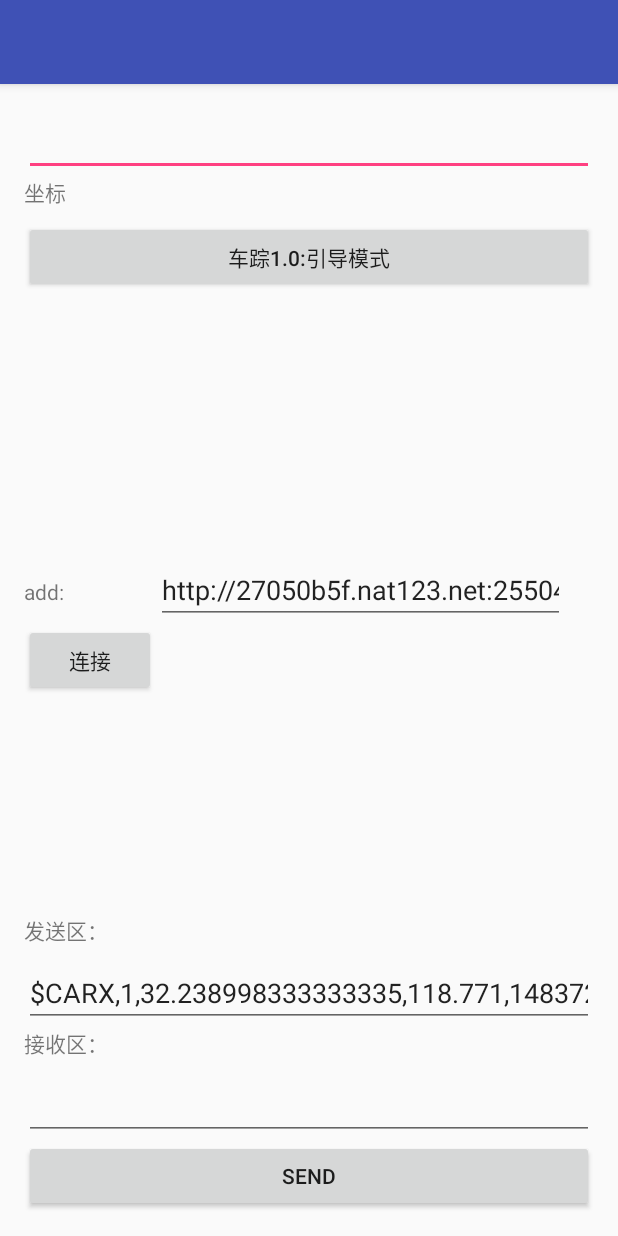
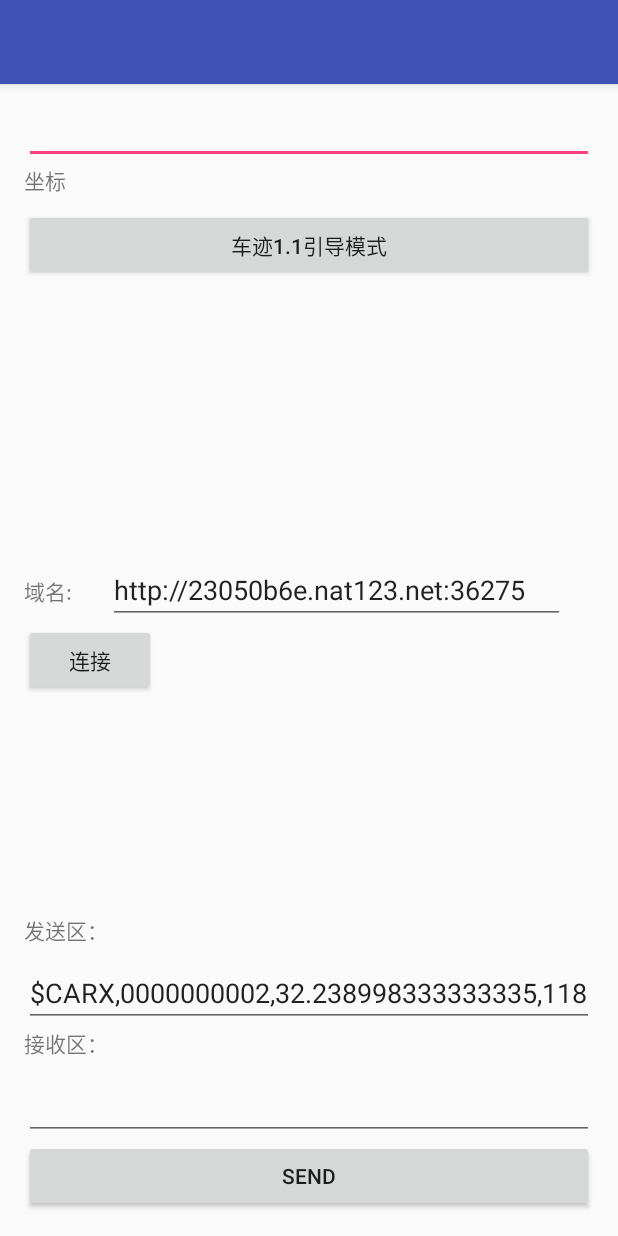
Before and after one commit to napalm-cool/MyApplication5, an Android app: the screen it shows after launch (MainActivity), after a tap on "连接", on a phone screen of 412 x 824 dp. Run offline under Robolectric (Android 15) with nearby library versions, the light colour scheme and no system bars; pictures from the network do not load; 4 statements that could not run were skipped.

Commit message:
可能接地图

```diff
--- a/app/build.gradle
+++ b/app/build.gradle
@@ -27,4 +27,5 @@ dependencies {
     compile 'com.android.support:appcompat-v7:24.2.1'
     compile 'com.android.support:design:24.2.1'
     testCompile 'junit:junit:4.12'
+    compile 'com.google.android.gms:play-services-appindexing:8.4.0'
 }
--- a/app/src/main/java/com/example/ycn/myapplication/MainActivity.java
+++ b/app/src/main/java/com/example/ycn/myapplication/MainActivity.java
@@ -11,6 +11,7 @@ import android.location.LocationManager;
 import android.location.LocationProvider;
 import android.media.AudioManager;
 import android.media.SoundPool;
+import android.net.Uri;
 import android.os.Bundle;
 import android.os.Handler;
 import android.os.Looper;
@@ -26,14 +27,25 @@ import android.widget.EditText;
 import android.widget.TextView;
 import android.widget.Toast;
 
+import com.google.android.gms.appindexing.Action;
+import com.google.android.gms.appindexing.AppIndex;
+import com.google.android.gms.appindexing.Thing;
+import com.google.android.gms.common.api.GoogleApiClient;
+
 import java.util.Iterator;
 
 public class MainActivity extends AppCompatActivity {
 
+    /**
+     * ATTENTION: This was auto-generated to implement the App Indexing API.
+     * See https://g.co/AppIndexing/AndroidStudio for more information.
+     */
+    private GoogleApiClient client;
+
     @Override
     protected void onCreate(Bundle savedInstanceState) {
-        super.onCreate(savedInstanceState);
-        setContentView(R.layout.activity_main);
+        super.onCreate(savedInstanceState);//调用父创建类
+        setContentView(R.layout.activity_main);//当前视为主视图
         Toolbar toolbar = (Toolbar) findViewById(R.id.toolbar);
         setSupportActionBar(toolbar);
 
@@ -78,6 +90,9 @@ public class MainActivity extends AppCompatActivity {
         // 注意：此处更新准确度非常低，推荐在service里面启动一个Thread，在run中sleep(10000);然后执行handler.sendMessage(),更新位置
         lm.requestLocationUpdates(LocationManager.GPS_PROVIDER, 1000, 1, locationListener);
         ////////////////////////////////////////////////////////////////////////////////////////
+        // ATTENTION: This was auto-generated to implement the App Indexing API.
+        // See https://g.co/AppIndexing/AndroidStudio for more information.
+        client = new GoogleApiClient.Builder(this).addApi(AppIndex.API).build();
     }
 
     @Override
@@ -191,9 +206,12 @@ public class MainActivity extends AppCompatActivity {
                     Log.i(TAG, "定位结束");
                     break;
             }
+        }
+
+        ;
     };
-    };
-    public String  gpssend;
+    public String gpssend;
+
     //实时更新文本内容
     private void updateView(Location location) {
         if (location != null) {
@@ -202,9 +220,9 @@ public class MainActivity extends AppCompatActivity {
             editText.append("\n纬度：");
             editText.append(String.valueOf(location.getLatitude()));*/
             //send $CARXX,主机号，主机时间，经度，纬度
-            gpssend = "$CARX,1,"+String.valueOf(location.getLatitude())+","+String.valueOf(location.getLongitude())+","+String.valueOf(location.getTime());
+            gpssend = "$CARX,0000000002," + String.valueOf(location.getLatitude()) + "," + String.valueOf(location.getLongitude()) + "," + String.valueOf(location.getTime());
             editText.setText(gpssend);
-            if(tcpClient.isConnected()) {
+            if (tcpClient.isConnected()) {
                 new Thread() {
                     @Override
                     public void run() {
@@ -237,6 +255,7 @@ public class MainActivity extends AppCompatActivity {
         criteria.setPowerRequirement(Criteria.POWER_LOW);
         return criteria;
     }
+
     /////////////////////////////////////收发信息部份////////////////////////////////////////////
     private EditText editIP;
     private EditText editMsg;
@@ -253,7 +272,7 @@ public class MainActivity extends AppCompatActivity {
 
         @Override
         public void onConnectBreak() {
-            Log.e("6","Break");
+            Log.e("6", "Break");
             refreshUI(false);
             tcpClient.disConnected();
         }
@@ -264,14 +283,14 @@ public class MainActivity extends AppCompatActivity {
                 @Override
                 public void run() {
                     textReceive.append("server:" + s + "\n\n");
-                    if (s.equals("57")){
-                        context=MainActivity.this;
-                        Toast.makeText(context,"优先放行，警慎驾驶！",Toast.LENGTH_LONG).show();
+                    if (s.equals("57")) {
+                        context = MainActivity.this;
+                        Toast.makeText(context, "优先放行，警慎驾驶！", Toast.LENGTH_SHORT).show();
                         playSoundPool(R.raw.fx);
                     }
-                    if (s.equals("56")){
-                        context=MainActivity.this;
-                        Toast.makeText(context,"已进入引导区！",Toast.LENGTH_LONG).show();
+                    if (s.equals("56")) {
+                        context = MainActivity.this;
+                        Toast.makeText(context, "已进入引导区！", Toast.LENGTH_SHORT).show();
                         playSoundPool(R.raw.jr);
                     }
                 }
@@ -283,10 +302,11 @@ public class MainActivity extends AppCompatActivity {
             mHandler.post(new Runnable() {
                 @Override
                 public void run() {
-                    Toast.makeText(getApplicationContext(), "连接失败",Toast.LENGTH_LONG).show();
+                    Toast.makeText(getApplicationContext(), "连接失败", Toast.LENGTH_SHORT).show();
                 }
             });
         }
+
         //发送成功的回调
         @Override
         public void onSendSuccess(final String s) {
@@ -310,7 +330,7 @@ public class MainActivity extends AppCompatActivity {
                 editIP.setEnabled(!isConnected);
                 // editPort.setEnabled(!isConnected);
                 btnLink.setText("");
-                btnLink.setText(isConnected  ? "断开" : "连接");
+                btnLink.setText(isConnected ? "断开" : "连接");
                 //  btnSend.setBackgroundResource(isConnected ?
                 //           R.drawable.send_button : R.drawable.send_button_disabled );
             }
@@ -323,35 +343,56 @@ public class MainActivity extends AppCompatActivity {
             initView();
             refreshUI(false);
         }*/
-    Handler handler=new Handler();
+    Handler handler = new Handler();
 
-    Runnable runnable=new Runnable(){
+    Runnable runnable = new Runnable() {
         @Override
         public void run() {
             // TODO Auto-generated method stub
-            Log.e("isCon", String.valueOf( tcpClient.isConnected()));
-            if(!tcpClient.isConnected()) { //如果没有连接则再次连接
+
+            //Log.e("isCon", String.valueOf(tcpClient.isConnected()));
+            if (!tcpClient.isConnected()) { //如果没有连接则再次连接
+                Toast.makeText(context, "断网重连", Toast.LENGTH_SHORT).show();
                 myCon();//连接
             }
-           //要做的事情，这里再次调用此Runnable对象，以实现每两秒实现一次的定时器操作
+            else {
+                Toast.makeText(context, "连网正常", Toast.LENGTH_SHORT).show();
+            }
+            //实现每5秒实现一次的定时器操作
             handler.postDelayed(this, 5000);
         }
     };
 
-    public void onbutton(View v){
-        context=MainActivity.this;
-        Toast.makeText(context,"5秒检查",Toast.LENGTH_LONG).show();
+    //启动连接
+    private void myCon() {
+        if (tcpClient.isConnected()) {//如果连接则断开
+            tcpClient.disConnected();
+        } else {
+            String host = editIP.getText().toString().trim();
+            tcpClient.connect(host);
+        }
+
+    }
+
+    public void onbutton(View v) {
+        context = MainActivity.this;
+        //Toast.makeText(context, "5秒检查", Toast.LENGTH_LONG).show();
         handler.postDelayed(runnable, 5000);
+        //进入地图/////////////////////////////////////////////////////////////////////////////////////////////////
+        Intent intent;
+        intent = new Intent(MainActivity.this,Main2Activity.class);
+        startActivity(intent);
+
     }
 
     public void onClick(View v) {
-        switch (v.getId()){
+        switch (v.getId()) {
             case R.id.btn_Link:
                 myCon();
                 break;
             case R.id.btn_sendMsg:
                 //editMsg.setText("");
-                if(tcpClient.isConnected()){
+                if (tcpClient.isConnected()) {
                     new Thread() {
                         @Override
                         public void run() {
@@ -367,37 +408,35 @@ public class MainActivity extends AppCompatActivity {
         }
     }
 
-    private void myCon(){
-        if(tcpClient.isConnected()){
-            tcpClient.disConnected();
-        }else {
-            String host = editIP.getText().toString().trim();
-            tcpClient.connect(host);
-        }
-
-    }
 
     @Override
     protected void onStop() {
         tcpClient.disConnected();
-        super.onStop();
+        super.onStop();// ATTENTION: This was auto-generated to implement the App Indexing API.
+// See https://g.co/AppIndexing/AndroidStudio for more information.
+        AppIndex.AppIndexApi.end(client, getIndexApiAction());
+        // ATTENTION: This was auto-generated to implement the App Indexing API.
+        // See https://g.co/AppIndexing/AndroidStudio for more information.
+        client.disconnect();
     }
 
     private void initView() {
         setContentView(R.layout.activity_main);
         editText = (EditText) findViewById(R.id.editText);
-        editIP = (EditText)findViewById(R.id.ed_ip);
-        editMsg = (EditText)findViewById(R.id.edit_msg);
-        btnLink = (Button)findViewById(R.id.btn_Link);
-        btnSend = (Button)findViewById(R.id.btn_sendMsg);
-        textReceive = (TextView)findViewById(R.id.tx_receive);
+        editIP = (EditText) findViewById(R.id.ed_ip);
+        editMsg = (EditText) findViewById(R.id.edit_msg);
+        btnLink = (Button) findViewById(R.id.btn_Link);
+        btnSend = (Button) findViewById(R.id.btn_sendMsg);
+        textReceive = (TextView) findViewById(R.id.tx_receive);
         //listView = (ListView)findViewById(R.id.listView);
         //btnSend.setOnClickListener(this);
         //btnLink.setOnClickListener(this);
     }
+
     ////////////////////////////////声音部份///////////////////////////////////////////////////
     private static Context context;
-    private static SoundPool sp;;
+    private static SoundPool sp;
+    ;
     private static int soundId;
 
     public static void initSoundPool(int resId) { // 初始化声音池
@@ -427,8 +466,7 @@ public class MainActivity extends AppCompatActivity {
         }
     }
 
-    public void playSoundPool(int resId)
-    {
+    public void playSoundPool(int resId) {
         initSoundPool(resId);
 
         sp.setOnLoadCompleteListener(new SoundPool.OnLoadCompleteListener() {
@@ -441,7 +479,29 @@ public class MainActivity extends AppCompatActivity {
     }
 
 
+    /**
+     * ATTENTION: This was auto-generated to implement the App Indexing API.
+     * See https://g.co/AppIndexing/AndroidStudio for more information.
+     */
+    public Action getIndexApiAction() {
+        Thing object = new Thing.Builder()
+                .setName("Main Page") // TODO: Define a title for the content shown.
+                // TODO: Make sure this auto-generated URL is correct.
+                .setUrl(Uri.parse("http://[ENTER-YOUR-URL-HERE]"))
+                .build();
+        return new Action.Builder(Action.TYPE_VIEW)
+                .setObject(object)
+                .setActionStatus(Action.STATUS_TYPE_COMPLETED)
+                .build();
+    }
 
+    @Override
+    public void onStart() {
+        super.onStart();
 
-
+        // ATTENTION: This was auto-generated to implement the App Indexing API.
+        // See https://g.co/AppIndexing/AndroidStudio for more information.
+        client.connect();
+        AppIndex.AppIndexApi.start(client, getIndexApiAction());
     }
+}
--- a/app/src/main/java/com/example/ycn/myapplication/TcpClient.java
+++ b/app/src/main/java/com/example/ycn/myapplication/TcpClient.java
@@ -63,7 +63,7 @@ public abstract class TcpClient implements Runnable{
             this.onConnect();
             transceiver.start(socket);
         } catch (IOException e) {
-            this.onConnectFalied();
+            this.onConnectFalied();//发送连接失败消息
             e.printStackTrace();
         }
     }
--- a/app/src/main/res/layout/content_main.xml
+++ b/app/src/main/res/layout/content_main.xml
@@ -17,7 +17,8 @@
         android:layout_height="wrap_content"
         android:cursorVisible="false"
         android:editable="false"
-        android:id="@+id/editText"/>
+        android:id="@+id/editText"
+        android:textSize="12sp" />
 
     <TextView
         android:text="发送区："
@@ -41,7 +42,7 @@
         android:onClick="onClick" />
 
     <TextView
-        android:text="add:"
+        android:text="域名:"
         android:layout_width="wrap_content"
         android:layout_height="wrap_content"
         android:id="@+id/textView5"
@@ -49,8 +50,9 @@
         android:layout_alignBottom="@+id/ed_ip"
         android:layout_alignParentLeft="true"
         android:layout_alignParentStart="true"
-        android:layout_toLeftOf="@+id/ed_ip"
-        android:layout_toStartOf="@+id/ed_ip" />
+        android:layout_toStartOf="@+id/ed_ip"
+        android:layout_alignRight="@+id/textView3"
+        android:layout_alignEnd="@+id/textView3" />
 
     <TextView
         android:text="坐标"
@@ -62,14 +64,14 @@
         android:layout_alignParentStart="true" />
 
     <Button
-        android:text="车踪1.0:引导模式"
         android:layout_width="match_parent"
         android:layout_height="wrap_content"
         android:id="@+id/button"
         android:onClick="onbutton"
         android:layout_below="@+id/tv1"
         android:layout_alignParentLeft="true"
-        android:layout_alignParentStart="true" />
+        android:layout_alignParentStart="true"
+        android:text="车迹1.1引导模式" />
 
     <EditText
         android:layout_width="wrap_content"
@@ -77,15 +79,15 @@
         android:inputType="textPersonName"
         android:ems="10"
         android:id="@+id/ed_ip"
-        android:text="http://27050b5f.nat123.net:25504"
+        android:text="http://23050b6e.nat123.net:36275"
         android:singleLine="false"
         android:layout_marginRight="19dp"
         android:layout_marginEnd="19dp"
         android:layout_above="@+id/btn_Link"
         android:layout_alignParentRight="true"
         android:layout_alignParentEnd="true"
-        android:layout_toRightOf="@+id/btn_Link"
-        android:layout_toEndOf="@+id/btn_Link" />
+        android:layout_toEndOf="@+id/textView3"
+        android:layout_toRightOf="@+id/textView3" />
 
     <Button
         android:text="send"
@@ -101,7 +103,7 @@
         android:inputType="textPersonName"
         android:ems="10"
         android:id="@+id/edit_msg"
-        android:text="$CARX,1,32.238998333333335,118.771,1483722655000"
+        android:text="$CARX,0000000002,32.238998333333335,118.771,1483722655000"
         android:layout_above="@+id/textView3"
         android:layout_alignParentLeft="true"
         android:layout_alignParentStart="true" />
```
Also changed, not shown: app/src/main/AndroidManifest.xml (+36 -13 lines), app/src/main/java/com/example/ycn/myapplication/Main2Activity.java (added, +63 -0 lines), app/src/main/res/layout/activity_main2.xml (added, +18 -0 lines), app/src/main/ic_launcher-web.png (added), app/src/main/ic_launcher2-web.png (added), app/src/main/res/mipmap-hdpi/ic_launcher.png (deleted), app/src/main/res/mipmap-hdpi/ic_launcher2.png (added), app/src/main/res/mipmap-mdpi/ic_launcher.png (deleted), app/src/main/res/mipmap-mdpi/ic_launcher2.png (added), app/src/main/res/mipmap-xhdpi/ic_launcher.png (deleted), app/src/main/res/mipmap-xhdpi/ic_launcher2.png (added), app/src/main/res/mipmap-xxhdpi/ic_launcher.png (deleted), app/src/main/res/mipmap-xxhdpi/ic_launcher2.png (added), app/src/main/res/mipmap-xxxhdpi/ic_launcher.png (deleted), 1 more files, 1 other file. Lines whose indentation alone changed are shown as unchanged.
